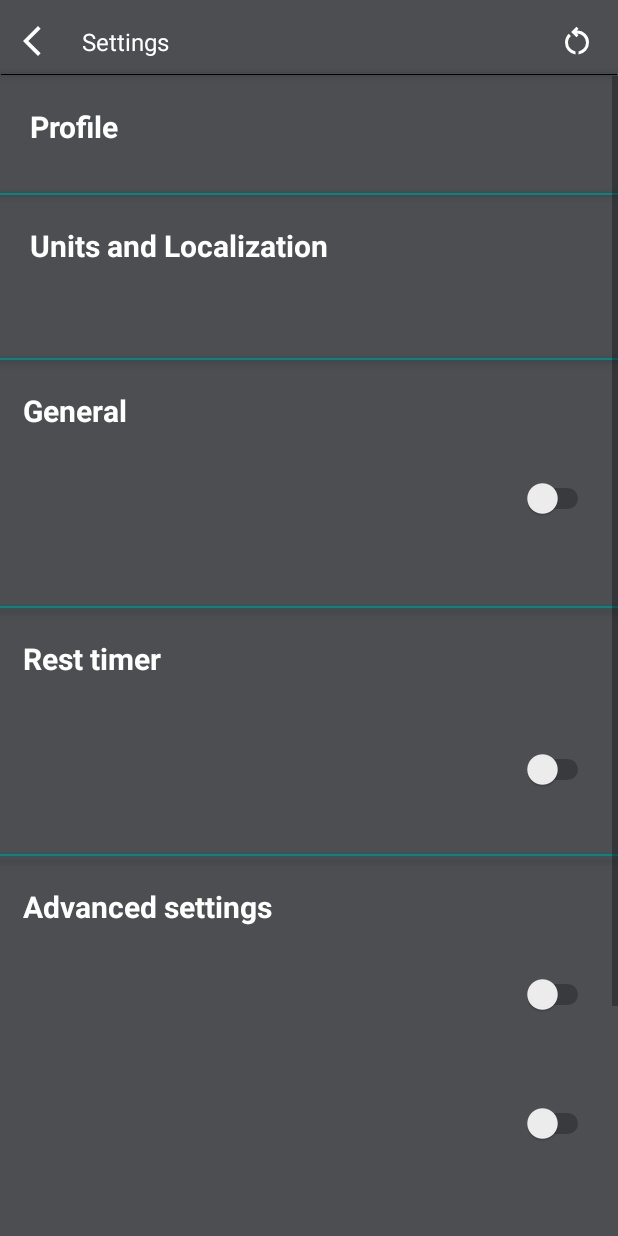
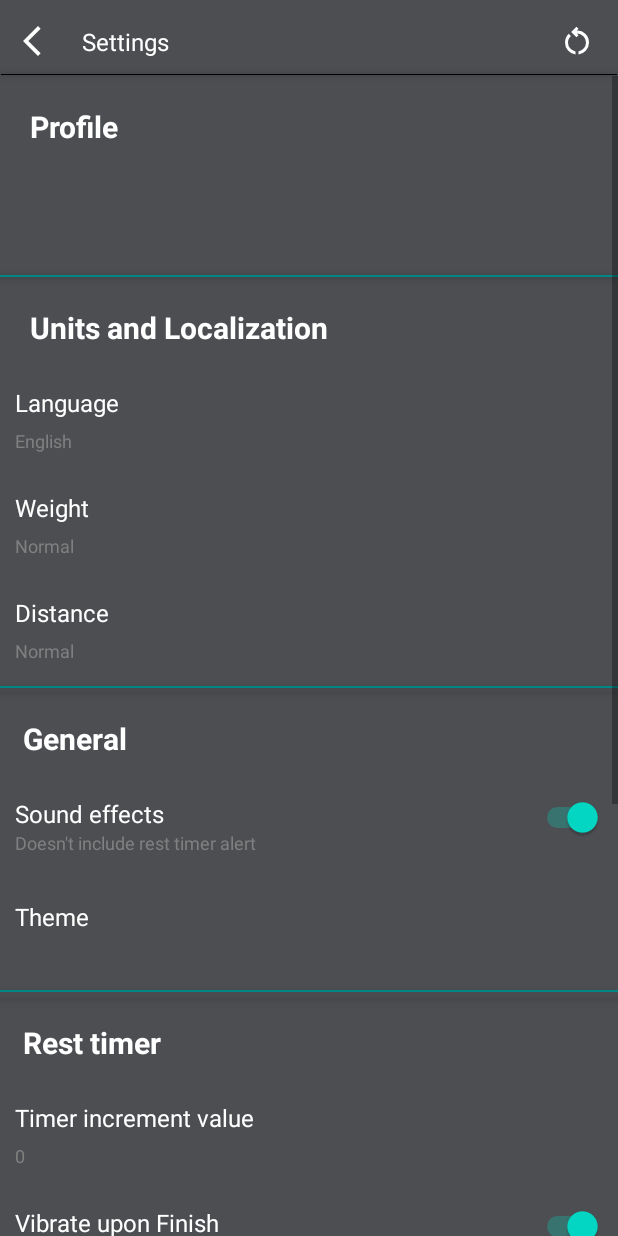
Before and after one commit to HauntedMilkshake/fitness_app, an Android app built with Jetpack Compose: the FragmentSettings screen opened through its navigation route, on a phone screen of 412 x 824 dp. Run offline under Robolectric (Android 15) with nearby library versions, the phone set to English and light mode, and no system bars; our stand-ins replace Firebase (no records; nobody signed in at launch, a user with empty details on screens opened directly), navigation-ui; libraries missing offline, so code that uses them is left out: io.realm.kotlin; 2 statements that could not run were skipped.

Commit message:
working on settings, urgent need to switch machines

```diff
--- /dev/null
+++ b/app/src/main/java/bg/zahov/app/data/Language.kt
@@ -0,0 +1,5 @@
+package bg.zahov.app.data
+
+enum class Language {
+    Bulgarian, English
+}
--- /dev/null
+++ b/app/src/main/java/bg/zahov/app/data/Metric.kt
@@ -0,0 +1,6 @@
+package bg.zahov.app.data
+
+data class Metric(
+    val bananaUnits: String?,
+    val metric: String?
+)
--- /dev/null
+++ b/app/src/main/java/bg/zahov/app/data/Settings.kt
@@ -0,0 +1,17 @@
+package bg.zahov.app.data
+
+import java.util.concurrent.TimeUnit
+
+data class Settings(
+    val language: Language = Language.English,
+    val weight: Units = Units.Normal,
+    val distance: Units = Units.Normal,
+    val soundEffects: Boolean = true,
+    val theme: Theme = Theme.Dark,
+    val restTimer: Long = 30,
+    val vibration: Boolean = true,
+    val soundSettings: Sound = Sound.SOUND_1,
+    val updateTemplate: Boolean = true,
+    val sync: Boolean = true,
+    val fit: Boolean = true
+)
--- /dev/null
+++ b/app/src/main/java/bg/zahov/app/data/Sound.kt
@@ -0,0 +1,5 @@
+package bg.zahov.app.data
+
+enum class Sound {
+    SOUND_1, SOUND_2, SOUND_3
+}
--- /dev/null
+++ b/app/src/main/java/bg/zahov/app/data/Theme.kt
@@ -0,0 +1,5 @@
+package bg.zahov.app.data
+
+enum class Theme {
+    Dark, Light
+}
--- /dev/null
+++ b/app/src/main/java/bg/zahov/app/data/Units.kt
@@ -0,0 +1,5 @@
+package bg.zahov.app.data
+
+enum class Units {
+    Normal, Banana
+}
--- a/app/src/main/java/bg/zahov/app/home/FragmentHome.kt
+++ b/app/src/main/java/bg/zahov/app/home/FragmentHome.kt
@@ -37,7 +37,7 @@ class FragmentHome : Fragment() {
             homeViewModel.userName.observe(viewLifecycleOwner){
                 profileName.text = it
             }
-            homeViewModel.userWorkouts.observe(viewLifecycleOwner){
+            homeViewModel.numberOfWorkouts.observe(viewLifecycleOwner){
                 numberOfWorkouts.text = it.toString()
             }
         }
--- a/app/src/main/java/bg/zahov/app/home/HomeViewModel.kt
+++ b/app/src/main/java/bg/zahov/app/home/HomeViewModel.kt
@@ -4,9 +4,8 @@ import androidx.lifecycle.LiveData
 import androidx.lifecycle.MutableLiveData
 import androidx.lifecycle.ViewModel
 import androidx.lifecycle.viewModelScope
-import bg.zahov.app.realm_db.RealmManager
 import bg.zahov.app.realm_db.Workout
-import bg.zahov.app.repositories.UserRepository
+import bg.zahov.app.mediators.UserRepository
 import com.google.firebase.auth.FirebaseAuth
 import kotlinx.coroutines.launch
 
--- /dev/null
+++ b/app/src/main/java/bg/zahov/app/mediators/SettingsManager.kt
@@ -0,0 +1,126 @@
+package bg.zahov.app.mediators
+
+import android.app.Application
+import android.content.Context
+import android.util.Log
+import androidx.lifecycle.MutableLiveData
+import bg.zahov.app.data.*
+import java.util.concurrent.TimeUnit
+
+class SettingsManager(application: Application) {
+    companion object {
+        const val PERSISTENCE_STORE_NAME = "UserSettings"
+        const val PERSISTENCE_LANGUAGE = "Language"
+        const val PERSISTENCE_WEIGHT = "Weight"
+        const val PERSISTENCE_DISTANCE = "Distance"
+        const val PERSISTENCE_SOUND_EFFECTS = "SoundEffects"
+        const val PERSISTENCE_THEME = "Theme"
+        const val PERSISTENCE_REST_TIMER = "RestTimer"
+        const val PERSISTENCE_VIBRATION = "Vibration"
+        const val PERSISTENCE_SOUND_SETTINGS = "SoundSettings"
+        const val PERSISTENCE_UPDATE_TEMPLATE = "UpdateTemplate"
+        const val PERSISTENCE_SYNC = "Sync"
+        const val PERSISTENCE_FIT = "Fit"
+
+        @Volatile
+        private var settingsInstance: SettingsManager? = null
+        fun getInstance(application: Application) = settingsInstance ?: synchronized(this) {
+            settingsInstance ?: SettingsManager(application).also { settingsInstance = it }
+        }
+    }
+
+    private val sharedPreferences = application.getSharedPreferences(PERSISTENCE_STORE_NAME, Context.MODE_PRIVATE)
+
+    private val _language = MutableLiveData(Language.valueOf(sharedPreferences.getString(PERSISTENCE_LANGUAGE, Language.English.name) ?: Language.English.name))
+
+    private val _weight = MutableLiveData(Units.valueOf(sharedPreferences.getString(PERSISTENCE_WEIGHT, Units.Normal.name) ?: Units.Normal.name))
+
+    private val _distance = MutableLiveData(Units.valueOf(sharedPreferences.getString(PERSISTENCE_DISTANCE, Units.Normal.name) ?: Units.Normal.name))
+
+    private val _soundEffects = MutableLiveData(sharedPreferences.getBoolean(PERSISTENCE_SOUND_EFFECTS, true))
+
+    private val _theme = MutableLiveData(Theme.valueOf(sharedPreferences.getString(PERSISTENCE_THEME, Theme.Dark.name) ?: Theme.Dark.name))
+
+    private val _restTimer = MutableLiveData(TimeUnit.MILLISECONDS.toSeconds(sharedPreferences.getLong(PERSISTENCE_REST_TIMER, TimeUnit.MINUTES.toMillis(0.5))))
+
+    private val _vibration = MutableLiveData(sharedPreferences.getBoolean(PERSISTENCE_VIBRATION, true))
+
+    private val _soundSettings = MutableLiveData(Sound.valueOf(sharedPreferences.getString(PERSISTENCE_SOUND_SETTINGS, Sound.SOUND_1.name) ?: Sound.SOUND_1.name))
+
+    private val _updateTemplate = MutableLiveData(sharedPreferences.getBoolean(PERSISTENCE_UPDATE_TEMPLATE, true))
+
+    private val _sync = MutableLiveData(sharedPreferences.getBoolean(PERSISTENCE_SYNC, true))
+
+    private val _fit = MutableLiveData(sharedPreferences.getBoolean(PERSISTENCE_FIT, true))
+
+    fun getSettings(): Settings{
+        return Settings(
+            language = Language.valueOf(sharedPreferences.getString(PERSISTENCE_LANGUAGE, Language.English.name) ?: Language.English.name),
+            weight = Units.valueOf(sharedPreferences.getString(PERSISTENCE_WEIGHT, Units.Normal.name) ?: Units.Normal.name),
+            distance = Units.valueOf(sharedPreferences.getString(PERSISTENCE_DISTANCE, Units.Normal.name) ?: Units.Normal.name),
+            soundEffects = sharedPreferences.getBoolean(PERSISTENCE_SOUND_EFFECTS, true),
+            theme = Theme.valueOf(sharedPreferences.getString(PERSISTENCE_THEME, Theme.Dark.name) ?: Theme.Dark.name),
+            restTimer = TimeUnit.MILLISECONDS.toSeconds(sharedPreferences.getLong(PERSISTENCE_REST_TIMER, TimeUnit.MINUTES.toMillis(1/2))),
+            vibration = sharedPreferences.getBoolean(PERSISTENCE_VIBRATION, true),
+            soundSettings = Sound.valueOf(sharedPreferences.getString(PERSISTENCE_SOUND_SETTINGS, Sound.SOUND_1.name) ?: Sound.SOUND_1.name),
+            updateTemplate = sharedPreferences.getBoolean(PERSISTENCE_UPDATE_TEMPLATE, true),
+            sync = sharedPreferences.getBoolean(PERSISTENCE_SYNC, true),
+            fit = sharedPreferences.getBoolean(PERSISTENCE_FIT, true)
+        )
+    }
+    fun setLanguage(language: Language) {
+        sharedPreferences.edit().putString(PERSISTENCE_LANGUAGE, language.name).apply()
+        _language.value = language
+        Log.d("New Language", _language.value.toString())
+    }
+
+    fun setWeight(weight: Units) {
+        sharedPreferences.edit().putString(PERSISTENCE_WEIGHT, weight.name).apply()
+        _weight.value = weight
+    }
+
+    fun setDistance(distance: Units) {
+        sharedPreferences.edit().putString(PERSISTENCE_DISTANCE, distance.name).apply()
+        _distance.value = distance
+    }
+
+    fun setSoundEffects(enable: Boolean) {
+        sharedPreferences.edit().putBoolean(PERSISTENCE_SOUND_EFFECTS, enable).apply()
+        _soundEffects.value = enable
+    }
+
+    fun setTheme(theme: Theme) {
+        sharedPreferences.edit().putString(PERSISTENCE_THEME, theme.name).apply()
+        _theme.value = theme
+    }
+
+    fun setRestTimer(seconds: Long) {
+        sharedPreferences.edit().putLong(PERSISTENCE_REST_TIMER, TimeUnit.SECONDS.toMillis(seconds)).apply()
+        _restTimer.value = seconds
+    }
+
+    fun setVibration(enable: Boolean) {
+        sharedPreferences.edit().putBoolean(PERSISTENCE_VIBRATION, enable).apply()
+        _vibration.value = enable
+    }
+
+    fun setSoundSettings(sound: Sound) {
+        sharedPreferences.edit().putString(PERSISTENCE_SOUND_SETTINGS, sound.name).apply()
+        _soundSettings.value = sound
+    }
+
+    fun setUpdateTemplate(enable: Boolean) {
+        sharedPreferences.edit().putBoolean(PERSISTENCE_UPDATE_TEMPLATE, enable).apply()
+        _updateTemplate.value = enable
+    }
+
+    fun setSync(enable: Boolean) {
+        sharedPreferences.edit().putBoolean(PERSISTENCE_SYNC, enable).apply()
+        _sync.value = enable
+    }
+
+    fun setFit(enable: Boolean) {
+        sharedPreferences.edit().putBoolean(PERSISTENCE_FIT, enable).apply()
+        _fit.value = enable
+    }
+}
--- a/app/src/main/java/bg/zahov/app/repositories/UserRepository.kt
+++ b/app/src/main/java/bg/zahov/app/mediators/UserRepository.kt
@@ -1,4 +1,4 @@
-package bg.zahov.app.repositories
+package bg.zahov.app.mediators
 
 import bg.zahov.app.realm_db.RealmManager
 import bg.zahov.app.realm_db.Workout
--- a/app/src/main/java/bg/zahov/app/settings/FragmentSettings.kt
+++ b/app/src/main/java/bg/zahov/app/settings/FragmentSettings.kt
@@ -7,6 +7,10 @@ import android.view.ViewGroup
 import androidx.fragment.app.Fragment
 import androidx.fragment.app.viewModels
 import androidx.navigation.fragment.findNavController
+import bg.zahov.app.data.Language
+import bg.zahov.app.data.Sound
+import bg.zahov.app.data.Theme
+import bg.zahov.app.data.Units
 import bg.zahov.app.hideBottomNav
 import bg.zahov.fitness.app.R
 import bg.zahov.fitness.app.databinding.FragmentSettingsBinding
@@ -15,7 +19,11 @@ class FragmentSettings: Fragment() {
     private var _binding: FragmentSettingsBinding? = null
     private val binding get() = _binding!!
     private val settingsViewModel: SettingsViewModel by viewModels()
-    override fun onCreateView(inflater: LayoutInflater, container: ViewGroup?, savedInstanceState: Bundle?): View? {
+    override fun onCreateView(
+        inflater: LayoutInflater,
+        container: ViewGroup?,
+        savedInstanceState: Bundle?
+    ): View? {
         _binding = FragmentSettingsBinding.inflate(inflater, container, false)
         return binding.root
     }
@@ -32,16 +40,35 @@ class FragmentSettings: Fragment() {
                 settingsViewModel.logout()
                 findNavController().navigate(R.id.settings_to_welcome)
             }
+            back.setOnClickListener {
+                findNavController().navigate(R.id.settings_to_home)
+            }
+            resetSettings.setOnClickListener {
+                //TODO(reset settings)
+            }
         }
+        initDefaultSettingsViews()
+
     }
-    //TODO(populate the fields with appropirate text)
-    private fun initDefaultSettingsViews(){
+
+    private fun initDefaultSettingsViews() {
         binding.apply {
+            settingsViewModel.settings.observe(viewLifecycleOwner) {
+                //make sure the lists have the same names as the types defined
+                languageSettings.initViewInformation("Language", listOf(Language.English.name, Language.Bulgarian.name), it, settingsViewModel)
+                weightSettings.initViewInformation("Weight", listOf(Units.Banana.name, Units.Normal.name), it, settingsViewModel)
+                distanceSettings.initViewInformation("Distance", listOf(Units.Banana.name, Units.Normal.name),it, settingsViewModel)
+                soundEffectsSettings.initViewInformation("Sound effects", "Doesn't include rest timer alert", true)
+                themeSettings.initViewInformation("Theme", listOf(Theme.Light.name, Theme.Dark.name), it, settingsViewModel)
+                restTimerSettings.initViewInformation("Timer increment value", listOf("30s", "15s", "5s"), it, settingsViewModel)
+                vibrateSettings.initViewInformation("Vibrate upon Finish", "", true)
+                soundSettings.initViewInformation("Sound", listOf(Sound.SOUND_1.name, Sound.SOUND_2.name, Sound.SOUND_3.name),it, settingsViewModel)
+                showUpdateTemplateSettings.initViewInformation("Show update template", "Prompt when a workout is finished", true)
+                turnSyncOnSettings.initViewInformation("Sync with cloud", "Enable syncing to cloud", true)
+                samsungFitSettings.initViewInformation("Use samsung watch during workout", "", false)
+
+            }
         }
-    }
-    private fun initSwtichDefaultSettingsViews(){
-        binding.apply {
 
-        }
     }
 }
--- a/app/src/main/java/bg/zahov/app/settings/SettingsViewModel.kt
+++ b/app/src/main/java/bg/zahov/app/settings/SettingsViewModel.kt
@@ -1,11 +1,63 @@
 package bg.zahov.app.settings
 
-import androidx.lifecycle.ViewModel
+import android.app.Application
+import android.util.Log
+import androidx.lifecycle.AndroidViewModel
+import androidx.lifecycle.LiveData
+import androidx.lifecycle.MutableLiveData
+import bg.zahov.app.data.Language
+import bg.zahov.app.data.Settings
+import bg.zahov.app.data.Sound
+import bg.zahov.app.data.Units
+import bg.zahov.app.mediators.SettingsManager
 import com.google.firebase.auth.FirebaseAuth
 
-class SettingsViewModel: ViewModel() {
+class SettingsViewModel(application: Application): AndroidViewModel(application) {
     private val auth: FirebaseAuth = FirebaseAuth.getInstance()
+    private val settingsManager = SettingsManager.getInstance(application)
+    private val _settings = MutableLiveData<Settings>()
+    val settings: LiveData<Settings> get() = _settings
     fun logout(){
         auth.signOut()
     }
+    init{
+        initSettings()
+    }
+
+
+    //TODO(add cases for settings with switch)
+    fun updateSettings(title: String, newValue: Any){
+        when(title){
+            "Language" -> {
+                if (newValue is Language) {
+                    settingsManager.setLanguage(newValue)
+                }
+            }
+            "Weight" -> {
+                if (newValue is Units) {
+                    settingsManager.setWeight(newValue)
+                }
+            }
+            "Distance" -> {
+                if (newValue is Units) {
+                    settingsManager.setDistance(newValue)
+                }
+            }
+            "Timer increment value" -> {
+                if (newValue is Long) {
+                    settingsManager.setRestTimer(newValue)
+                }
+            }
+            "Sound" -> {
+                if (newValue is Sound) {
+                    settingsManager.setSoundSettings(newValue)
+                }
+            }
+            else -> null
+        }
+    }
+    private fun initSettings() {
+        _settings.value = settingsManager.getSettings()
+        Log.d("Initial Settings", _settings.value.toString())
+    }
 }
--- a/app/src/main/res/layout/fragment_settings.xml
+++ b/app/src/main/res/layout/fragment_settings.xml
@@ -180,7 +180,7 @@
         android:id="@+id/theme_settings"
         android:layout_width="wrap_content"
         android:layout_height="wrap_content"
-        android:layout_marginTop="15dp" />
+        android:layout_marginTop="10dp" />
 
     <View
         android:id="@+id/third_segment_seperator"
@@ -217,12 +217,13 @@
         android:id="@+id/sound_settings"
         android:layout_width="wrap_content"
         android:layout_height="wrap_content"
-        android:layout_marginTop="15dp" />
+        android:layout_marginTop="10dp" />
 
     <View
         android:id="@+id/fourth_segment_seperator"
         android:layout_width="match_parent"
         android:layout_height="1dp"
+        android:layout_marginTop="15dp"
         android:background="@color/teal_700"
         android:elevation="4dp" />
 
--- a/app/src/main/res/layout/switch_settings_view.xml
+++ b/app/src/main/res/layout/switch_settings_view.xml
@@ -4,7 +4,7 @@
     android:layout_width="match_parent"
     android:layout_height="wrap_content"
     android:background="@color/background"
-    android:padding="16dp">
+    android:padding="10dp">
 
     <com.google.android.material.textview.MaterialTextView
         android:id="@+id/titleTextView"
--- a/app/src/main/res/values/dimens.xml
+++ b/app/src/main/res/values/dimens.xml
@@ -3,5 +3,6 @@
     <dimen name="original_text_size">16sp</dimen>
     <dimen name="enlarged_text_size">24sp</dimen>
     <dimen name="appbar_elevation">100dp</dimen>
-
+    <dimen name="popup_width">160dp</dimen>
+    <dimen name="popup_height">160dp</dimen>
 </resources>
```
Also changed, not shown: app/src/main/java/bg/zahov/app/custom_views/DefaultSettingsView.kt (+75 -12 lines).
